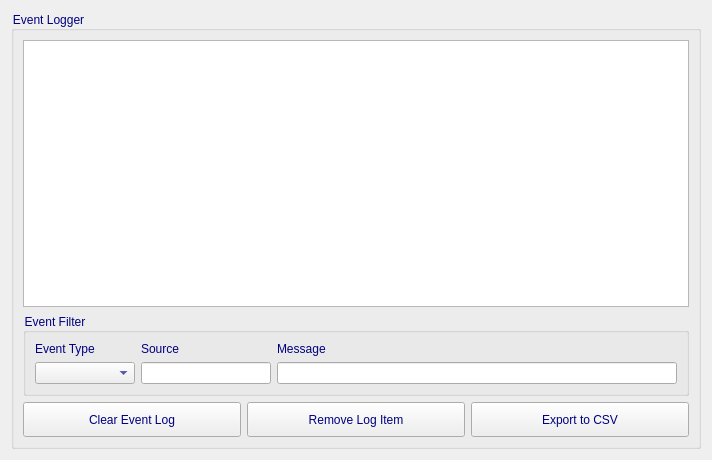
Qt form EventLogWidget/eventlogwidget.ui (waynelow1/event_log) before a commit.
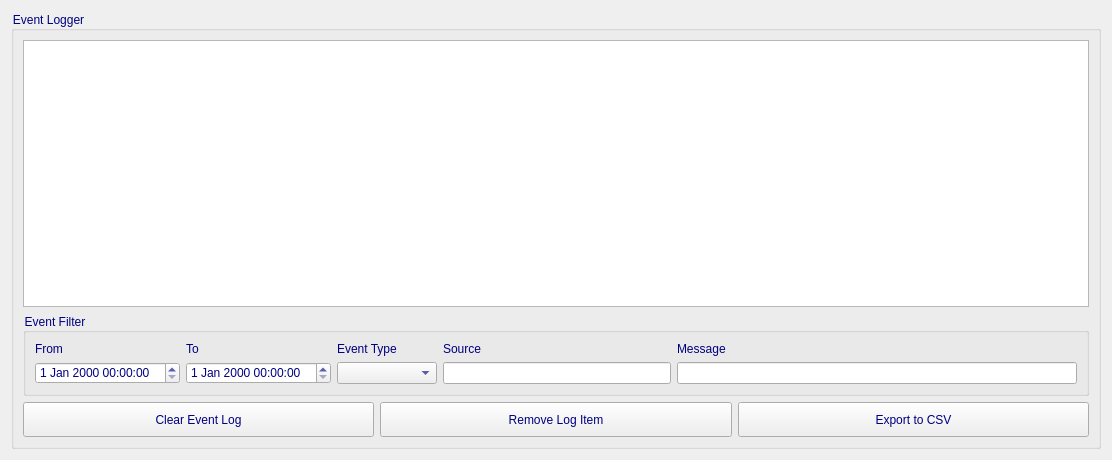
The same form after that commit.

```diff
--- a/EventLogWidget/eventlogwidget.ui
+++ b/EventLogWidget/eventlogwidget.ui
@@ -6,7 +6,7 @@
    <rect>
     <x>0</x>
     <y>0</y>
-    <width>579</width>
+    <width>1112</width>
     <height>460</height>
    </rect>
   </property>
@@ -34,14 +34,7 @@
         <layout class="QVBoxLayout" name="verticalLayout">
          <item>
           <layout class="QGridLayout" name="gridLayout">
-           <item row="0" column="0">
-            <widget class="QLabel" name="label">
-             <property name="text">
-              <string>Event Type</string>
-             </property>
-            </widget>
-           </item>
-           <item row="0" column="1">
+           <item row="0" column="3">
             <widget class="QLabel" name="label_2">
              <property name="text">
               <string>Source</string>
@@ -49,13 +42,27 @@
             </widget>
            </item>
            <item row="0" column="2">
+            <widget class="QLabel" name="label">
+             <property name="text">
+              <string>Event Type</string>
+             </property>
+            </widget>
+           </item>
+           <item row="0" column="1">
+            <widget class="QLabel" name="label_5">
+             <property name="text">
+              <string>To</string>
+             </property>
+            </widget>
+           </item>
+           <item row="0" column="4">
             <widget class="QLabel" name="label_3">
              <property name="text">
               <string>Message</string>
              </property>
             </widget>
            </item>
-           <item row="1" column="0">
+           <item row="1" column="2">
             <widget class="QComboBox" name="severityFilterCombo">
              <property name="minimumSize">
               <size>
@@ -65,17 +72,20 @@
              </property>
             </widget>
            </item>
+           <item row="1" column="0">
+            <widget class="QDateTimeEdit" name="fromDateTimeEdit"/>
+           </item>
            <item row="1" column="1">
-            <widget class="QLineEdit" name="sourceFilterEdit">
-             <property name="minimumSize">
-              <size>
-               <width>130</width>
-               <height>0</height>
-              </size>
+            <widget class="QDateTimeEdit" name="toDateTimeEdit"/>
+           </item>
+           <item row="0" column="0">
+            <widget class="QLabel" name="label_4">
+             <property name="text">
+              <string>From</string>
              </property>
             </widget>
            </item>
-           <item row="1" column="2">
+           <item row="1" column="4">
             <widget class="QLineEdit" name="messageFilterEdit">
              <property name="minimumSize">
               <size>
@@ -85,6 +95,16 @@
              </property>
             </widget>
            </item>
+           <item row="1" column="3">
+            <widget class="QLineEdit" name="sourceFilterEdit">
+             <property name="minimumSize">
+              <size>
+               <width>130</width>
+               <height>0</height>
+              </size>
+             </property>
+            </widget>
+           </item>
           </layout>
          </item>
         </layout>
```
